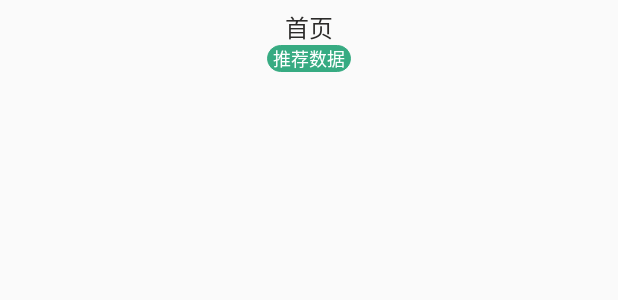
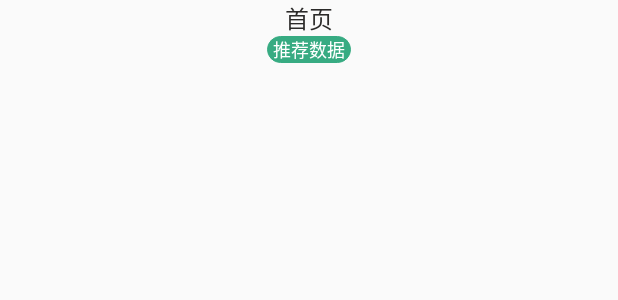
Before and after one commit to weioule/ScrollTabDemo, an Android app: the layout home_tab_view.xml on its own in the app's theme, with its tools: preview values and no code run, on a phone screen of 412 x 824 dp. Shown: the top 300 px of the screen. Run offline under Robolectric (Android 15) with nearby library versions, the phone set to English and light mode, and no system bars.

Commit message:
代码合并后修正

```diff
--- a/app/src/main/java/com/e/scrolltabdemo/Utils.java
+++ b/app/src/main/java/com/e/scrolltabdemo/Utils.java
@@ -12,6 +12,11 @@ public class Utils {
     public static int dp2px(int dpValue) {
         final float scale = Resources.getSystem().getDisplayMetrics().density;
         return (int) (dpValue * scale + 0.5f);
+    }
+
+    public static float dp2px(float dpValue) {
+        final float scale = Resources.getSystem().getDisplayMetrics().density;
+        return dpValue * scale + 0.5f;
     }
 
     public static float sp2px(float sp) {
--- a/app/src/main/res/layout/home_tab_view.xml
+++ b/app/src/main/res/layout/home_tab_view.xml
@@ -3,8 +3,7 @@
     xmlns:tools="http://schemas.android.com/tools"
     android:layout_width="match_parent"
     android:layout_height="wrap_content"
-    android:gravity="center"
-    android:paddingTop="6dp">
+    android:gravity="center">
 
     <TextView
         android:id="@+id/tab_title"
```
Also changed, not shown: 2 other files.
